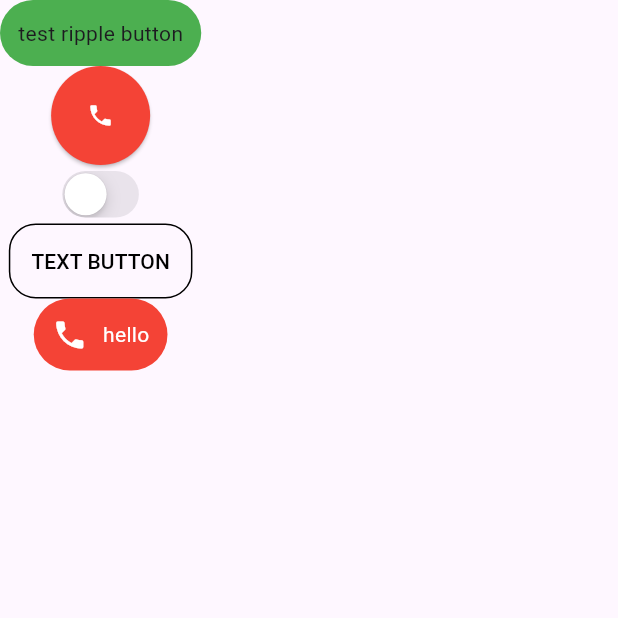
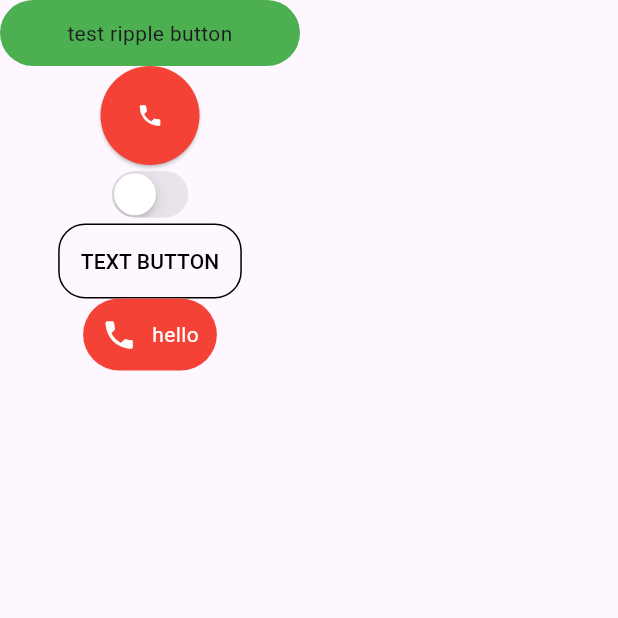
Before and after one commit to anh0701/flutter-template, a Flutter app: the screen it shows after launch, on a phone screen of 412 x 824 dp, the top half of it. Run offline on Flutter 3.47's test engine with Material 3 defaults, Android fonts, the phone set to English and light mode, and no system bars.

Commit message:
fix size ripple_button

```diff
--- a/lib/MyHomePage.dart
+++ b/lib/MyHomePage.dart
@@ -24,6 +24,7 @@ class _MyHomePageState extends State<MyHomePage> {
           // example using ripple_button
           ripple_button(
               "test ripple button",
+              200,
               Colors.green,
               () => showDialog<String>(
                     context: context,
--- a/lib/custom_button/ripple_button.dart
+++ b/lib/custom_button/ripple_button.dart
@@ -1,7 +1,8 @@
 import 'package:flutter/material.dart';
 
-Widget ripple_button(String text, Color color, void Function()? onTap) {
+Widget ripple_button(String text, double width, Color color, void Function()? onTap) {
   return Container(
+    width: width,
     decoration: BoxDecoration(
       borderRadius: BorderRadius.circular(30), //radius widget
       color: color,
@@ -13,7 +14,7 @@ Widget ripple_button(String text, Color color, void Function()? onTap) {
         onTap: onTap,
         child: Container(
           padding: EdgeInsets.all(12),
-          child: Text(text),
+          child: Text(text, textAlign: TextAlign.center,),
         ),
       ),
     ),
```
